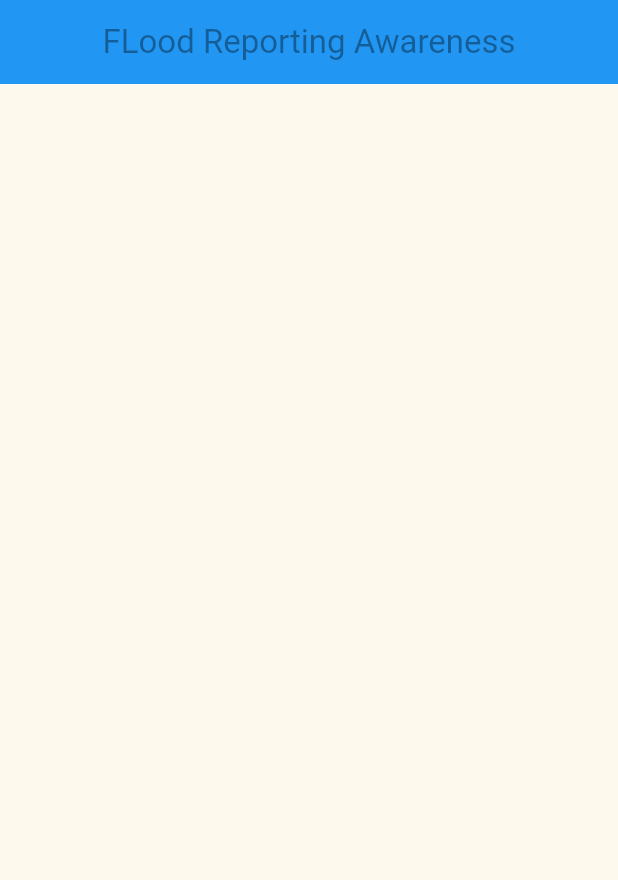
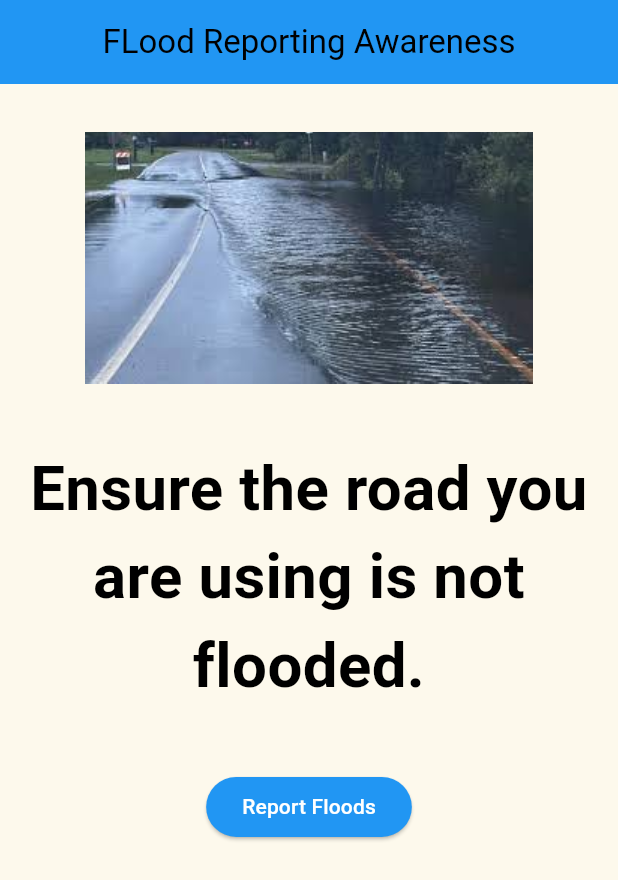
Before and after one commit to IrunguJoseph/Flood-Reporting-Awareness, a Flutter app: the screen it shows after launch, on a phone screen of 412 x 824 dp. Shown: the top 880 px of the screen. Run offline on Flutter 3.47's test engine with Material 3 defaults, Android fonts, the phone set to English and light mode, and no system bars.

Commit message:
Added an image, text box and a button for the user to report floods in their area

```diff
--- a/flood_reporting_awareness/lib/pages/homepage.dart
+++ b/flood_reporting_awareness/lib/pages/homepage.dart
@@ -21,11 +21,64 @@ class _HomepageState extends State<Homepage> {
           title: const Center(
             child: Text(
               "FLood Reporting Awareness",
-              style: TextStyle(color: Colors.black38),
+              style: TextStyle(color: Colors.black),
             ),
           ),
+        ),
+        body: Column(
+          children: [
+            homeImage(),
+            SizedBox(height: deviceHeight! * 0.01),
+            bottomButtons(),
+          ],
         ),
       ),
     );
   }
+
+  Widget homeImage() {
+    return Image.asset(
+      'assets/images/road1.jpg',
+      width: deviceWidth,
+      );
+  }
+
+  Widget bottomButtons() {
+    return Column(
+      mainAxisAlignment: MainAxisAlignment.center,
+      children: [
+        bottomButtonsText(),
+        SizedBox(height: deviceHeight! * 0.05),
+        bottomButtonsReportFloods(),
+        SizedBox(height: deviceHeight! * 0.05),
+        //bottomButtonsVideoChat(),
+      ],
+    );
+  }
+
+   Widget bottomButtonsText() {
+  return Center(
+    child: Text(
+      "Ensure the road you are using is not flooded.",
+      style: TextStyle(
+        color: Colors.black,
+        fontSize: deviceWidth! * 0.1,
+        fontWeight: FontWeight.bold,
+      ),
+      textAlign: TextAlign.center,
+    ),
+  );
 }
+
+ Widget bottomButtonsReportFloods() {
+    return ElevatedButton(
+      style: ElevatedButton.styleFrom(
+        foregroundColor: Colors.white,
+        backgroundColor: Colors.blue, // foreground
+      ),
+      onPressed: () {},
+      child: Text('Report Floods'),
+    );
+  }
+
+}
```
Also changed, not shown: flood_reporting_awareness/pubspec.yaml (+3 -39 lines), flood_reporting_awareness/assets/images/road1.jpg (added).
